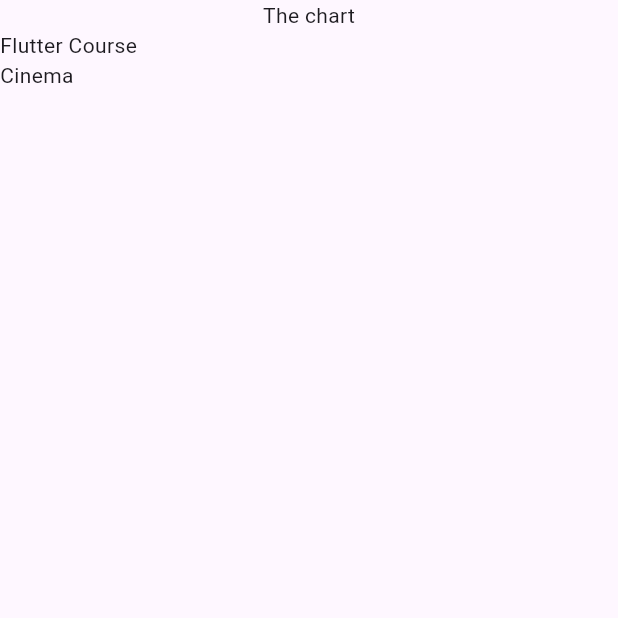
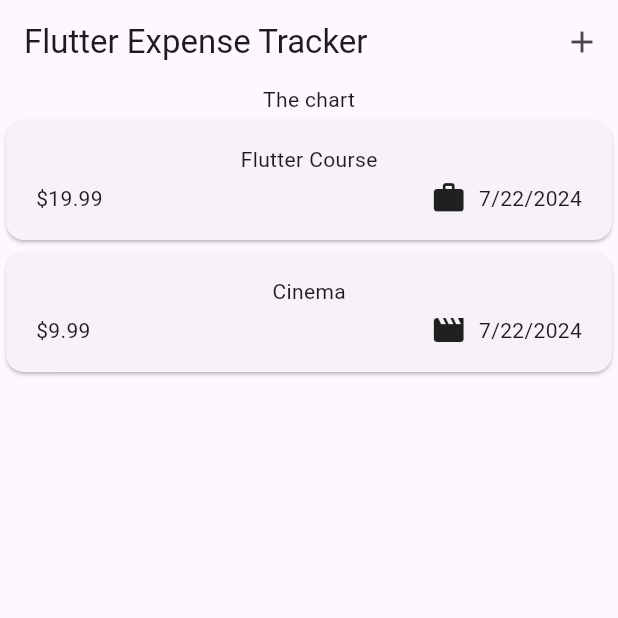
Before and after one commit to yaroslavsolokha/expense_tracker, a Flutter app: the screen it shows after launch, on a phone screen of 412 x 824 dp, the top half of it. Run offline on Flutter 3.47's test engine with Material 3 defaults, Android fonts, the phone set to English and light mode, and no system bars.

Commit message:
preparing structure

```diff
--- a/lib/models/expense.dart
+++ b/lib/models/expense.dart
@@ -1,8 +1,18 @@
+import 'package:flutter/material.dart';
 import 'package:uuid/uuid.dart';
+import 'package:intl/intl.dart';
 
+final formatter = DateFormat.yMd();
 const uuid = Uuid();
 
 enum Category { food, travel, leisure, work }
+
+const categoryIcons = {
+  Category.food: Icons.lunch_dining,
+  Category.travel: Icons.flight_takeoff,
+  Category.leisure: Icons.movie,
+  Category.work: Icons.work
+};
 
 class Expense {
   Expense({
@@ -17,4 +27,8 @@ class Expense {
   final double amount;
   final DateTime date;
   final Category category;
+
+  String get fomattedDate {
+    return formatter.format(date);
+  }
 }
--- a/lib/widgets/expenses.dart
+++ b/lib/widgets/expenses.dart
@@ -1,5 +1,6 @@
 import 'package:expense_tracker/widgets/expenses_list/expenses_list.dart';
 import 'package:expense_tracker/models/expense.dart';
+import 'package:expense_tracker/widgets/new_expense.dart';
 import 'package:flutter/material.dart';
 
 class Expenses extends StatefulWidget {
@@ -27,9 +28,34 @@ class _ExpensesState extends State<Expenses> {
     )
   ];
 
+  void _openAddExpenseOverlay() {
+    showModalBottomSheet(
+      isScrollControlled: true,
+      context: context,
+      builder: (ctx) => NewExpense(
+        onAddExpense: _addExpense,
+      ),
+    );
+  }
+
+  void _addExpense(Expense expense) {
+    setState(() {
+      _reqisteredExpenses.add(expense);
+    });
+  }
+
   @override
   Widget build(BuildContext context) {
     return Scaffold(
+      appBar: AppBar(
+        title: const Text('Flutter Expense Tracker'),
+        actions: [
+          IconButton(
+            onPressed: _openAddExpenseOverlay,
+            icon: const Icon(Icons.add),
+          )
+        ],
+      ),
       body: Column(
         children: [
           const Text('The chart'),
--- a/lib/widgets/expenses_list/expense_item.dart
+++ b/lib/widgets/expenses_list/expense_item.dart
@@ -0,0 +1,36 @@
+import 'package:expense_tracker/models/expense.dart';
+import 'package:flutter/material.dart';
+
+class ExpenseItem extends StatelessWidget {
+  const ExpenseItem(this.expense, {super.key});
+
+  final Expense expense;
+
+  @override
+  Widget build(BuildContext context) {
+    return Card(
+      child: Padding(
+        padding: const EdgeInsets.symmetric(horizontal: 20, vertical: 16),
+        child: Column(
+          children: [
+            Text(expense.title),
+            const SizedBox(height: 4),
+            Row(
+              children: [
+                Text('\$${expense.amount.toStringAsFixed(2)}'),
+                const Spacer(),
+                Row(
+                  children: [
+                    Icon(categoryIcons[expense.category]),
+                    const SizedBox(width: 8),
+                    Text(expense.fomattedDate),
+                  ],
+                ),
+              ],
+            )
+          ],
+        ),
+      ),
+    );
+  }
+}
--- a/lib/widgets/expenses_list/expenses_list.dart
+++ b/lib/widgets/expenses_list/expenses_list.dart
@@ -1,3 +1,4 @@
+import 'package:expense_tracker/widgets/expenses_list/expense_item.dart';
 import 'package:flutter/material.dart';
 import 'package:expense_tracker/models/expense.dart';
 
@@ -13,7 +14,7 @@ class ExpensesList extends StatelessWidget {
   Widget build(BuildContext context) {
     return ListView.builder(
       itemCount: expenses.length,
-      itemBuilder: (ctx, index) => Text(expenses[index].title),
+      itemBuilder: (ctx, index) => ExpenseItem(expenses[index]),
     );
   }
 }
--- a/pubspec.yaml
+++ b/pubspec.yaml
@@ -36,6 +36,7 @@ dependencies:
   # Use with the CupertinoIcons class for iOS style icons.
   cupertino_icons: ^1.0.6
   uuid: ^4.4.2
+  intl: ^0.19.0
 
 dev_dependencies:
   flutter_test:
```
Also changed, not shown: lib/widgets/new_expense.dart (added, +169 -0 lines), pubspec.lock.
